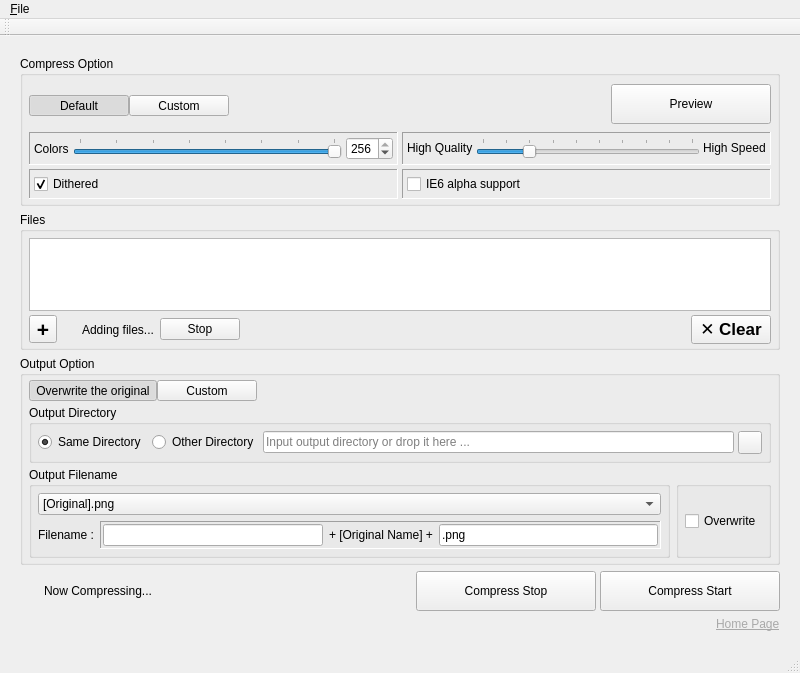
CameronBanga/Pngyu-Neue, file pngyumainwindow.ui: the form before one commit.
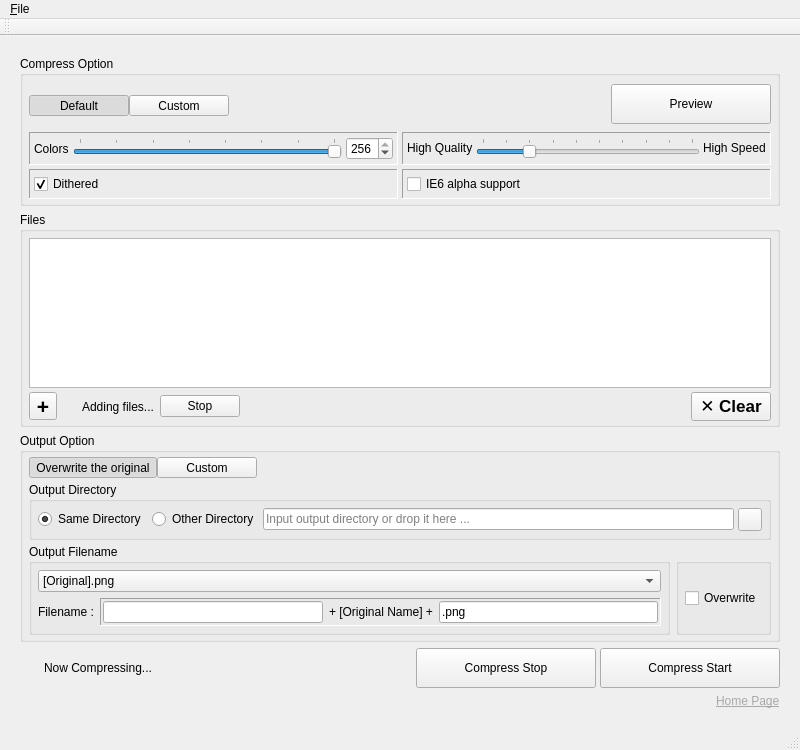
The form after the commit. Icons and pictures are not drawn. Custom widgets are drawn as their Qt base class.

Commit message: Better window height

Diff of the .ui file:
```diff
--- a/pngyumainwindow.ui
+++ b/pngyumainwindow.ui
@@ -13,7 +13,7 @@
   <property name="minimumSize">
    <size>
     <width>800</width>
-    <height>600</height>
+    <height>750</height>
    </size>
   </property>
   <property name="acceptDrops">
```
The commit also changes 4 other files.
